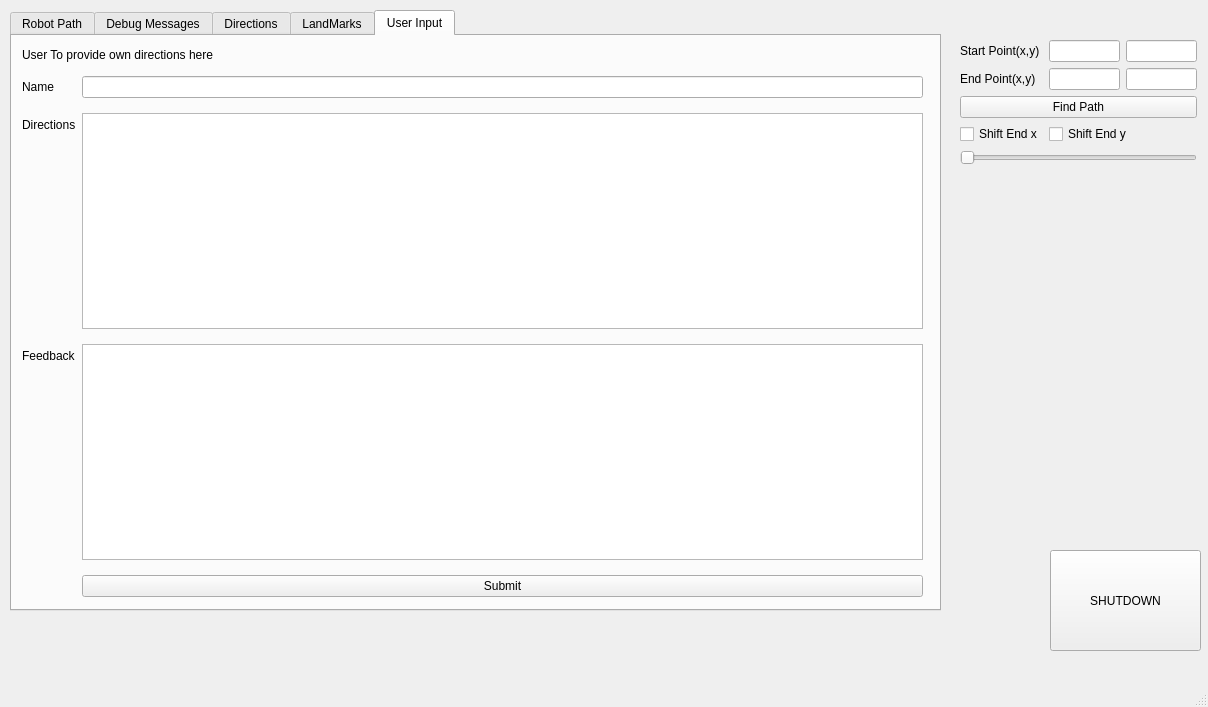
First picture: the form in ui/mainwindow.ui, repository denis-draca/capstone, before the edit.
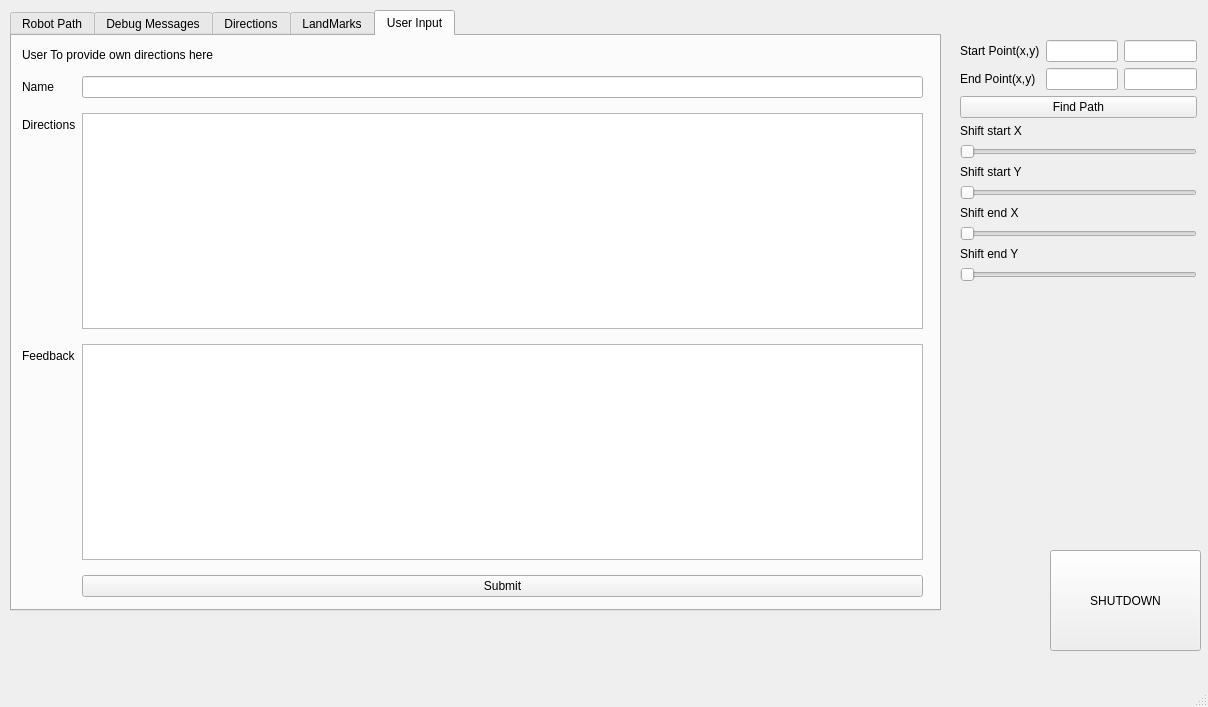
Second picture: the form after the edit.

Commit message: Added sliders for start xy and end xy, the inputs are also now protected. The sliders will also mimic the xy positions of the start and goal if they are manually changed

The edit to the form file:
```diff
--- a/ui/mainwindow.ui
+++ b/ui/mainwindow.ui
@@ -361,27 +361,13 @@
       <x>960</x>
       <y>40</y>
       <width>237</width>
-      <height>162</height>
+      <height>331</height>
      </rect>
     </property>
     <layout class="QFormLayout" name="formLayout_2">
-     <item row="1" column="0">
-      <widget class="QLabel" name="label_2">
-       <property name="text">
-        <string>End Point(x,y)</string>
-       </property>
-      </widget>
-     </item>
-     <item row="1" column="1">
-      <layout class="QHBoxLayout" name="horizontalLayout_3">
-       <item>
-        <widget class="QLineEdit" name="in_end_x"/>
-       </item>
-       <item>
-        <widget class="QLineEdit" name="in_end_y"/>
-       </item>
-      </layout>
-     </item>
+     <property name="fieldGrowthPolicy">
+      <enum>QFormLayout::AllNonFixedFieldsGrow</enum>
+     </property>
      <item row="0" column="0">
       <widget class="QLabel" name="label">
        <property name="text">
@@ -399,6 +385,23 @@
        </item>
       </layout>
      </item>
+     <item row="1" column="0">
+      <widget class="QLabel" name="label_2">
+       <property name="text">
+        <string>End Point(x,y)</string>
+       </property>
+      </widget>
+     </item>
+     <item row="1" column="1">
+      <layout class="QHBoxLayout" name="horizontalLayout_3">
+       <item>
+        <widget class="QLineEdit" name="in_end_x"/>
+       </item>
+       <item>
+        <widget class="QLineEdit" name="in_end_y"/>
+       </item>
+      </layout>
+     </item>
      <item row="2" column="0" colspan="2">
       <widget class="QPushButton" name="_bu_find_path">
        <property name="text">
@@ -406,22 +409,57 @@
        </property>
       </widget>
      </item>
+     <item row="7" column="0">
+      <widget class="QLabel" name="label_12">
+       <property name="text">
+        <string>Shift end X</string>
+       </property>
+      </widget>
+     </item>
+     <item row="8" column="0" colspan="2">
+      <widget class="QSlider" name="slide_shifter">
+       <property name="orientation">
+        <enum>Qt::Horizontal</enum>
+       </property>
+      </widget>
+     </item>
+     <item row="9" column="0">
+      <widget class="QLabel" name="label_13">
+       <property name="text">
+        <string>Shift end Y</string>
+       </property>
+      </widget>
+     </item>
+     <item row="10" column="0" colspan="2">
+      <widget class="QSlider" name="slide_shifter_y">
+       <property name="orientation">
+        <enum>Qt::Horizontal</enum>
+       </property>
+      </widget>
+     </item>
      <item row="3" column="0">
-      <widget class="QCheckBox" name="ch_shift_end_X">
+      <widget class="QLabel" name="label_14">
        <property name="text">
-        <string>Shift End x</string>
-       </property>
-      </widget>
-     </item>
-     <item row="3" column="1">
-      <widget class="QCheckBox" name="ch_shift_end_y">
-       <property name="text">
-        <string>Shift End y</string>
+        <string>Shift start X</string>
        </property>
       </widget>
      </item>
      <item row="4" column="0" colspan="2">
-      <widget class="QSlider" name="slide_shifter">
+      <widget class="QSlider" name="slide_start_x">
+       <property name="orientation">
+        <enum>Qt::Horizontal</enum>
+       </property>
+      </widget>
+     </item>
+     <item row="5" column="0">
+      <widget class="QLabel" name="label_15">
+       <property name="text">
+        <string>Shift start Y</string>
+       </property>
+      </widget>
+     </item>
+     <item row="6" column="0" colspan="2">
+      <widget class="QSlider" name="slide_start_y">
        <property name="orientation">
         <enum>Qt::Horizontal</enum>
        </property>
```
The commit also changes 2 other files.
